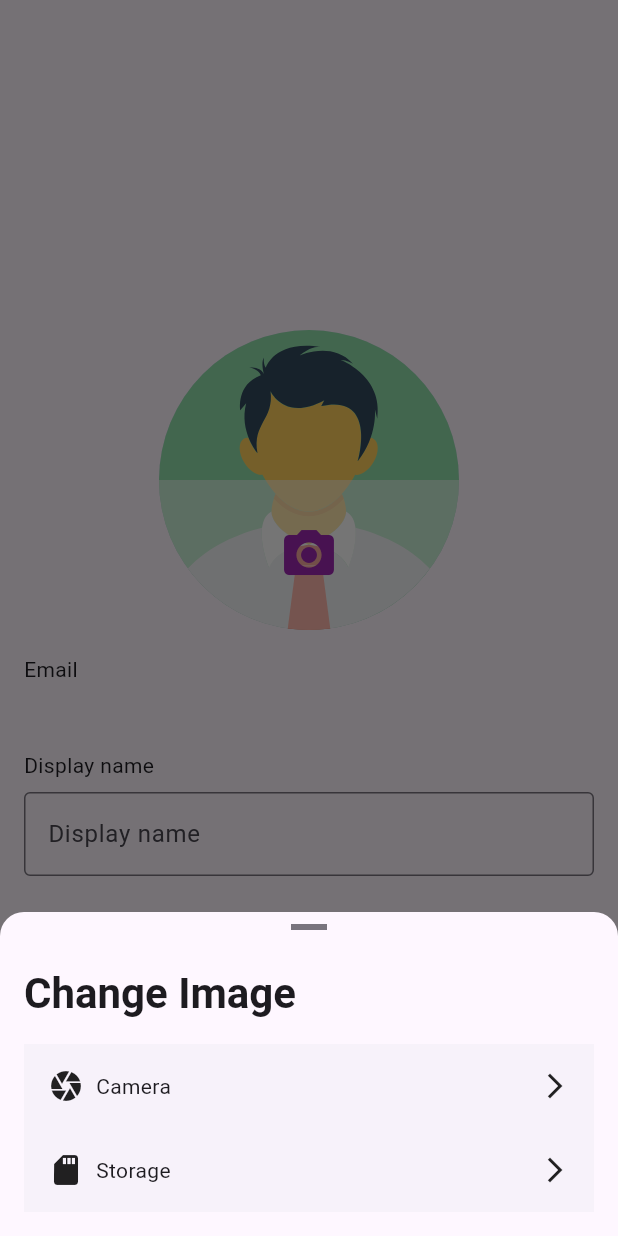
After one commit to Babak-Lotfalizadeh/messanger, a Flutter app: the MyProfilePage screen opened directly, after a tap on the "camera alt" icon, on a phone screen of 412 x 824 dp. The commit adds this screen. Run offline on Flutter 3.47's test engine with Material 2 defaults, Android fonts, the phone set to English and light mode, and no system bars; our stand-ins replace auto_size_text, cloud_firestore, cloud_functions, firebase_analytics, firebase_auth, firebase_core and 12 more; accounts and stored records are empty; generated files the repository leaves out were written again; network calls fail.

Commit message:
create fill user information page

```diff
--- a/lib/enums/routes.dart
+++ b/lib/constants/routes.dart
@@ -4,4 +4,5 @@ class Routes {
   static get contacts => "/contacts/";
   static get chats => "/chats/";
   static get users => "/users/";
+  static get userImages => "/user_images/";
 }
--- /dev/null
+++ b/lib/enums/loading_update_user_enum.dart
@@ -0,0 +1,4 @@
+enum LoadingUpdateUserEnum {
+  image,
+  save,
+}
--- /dev/null
+++ b/lib/enums/update_user_enum.dart
@@ -0,0 +1,3 @@
+enum UpdateUserEnum {
+  displayName,
+}
--- a/lib/firebase/firebase_core_service.dart
+++ b/lib/firebase/firebase_core_service.dart
@@ -7,6 +7,7 @@ import 'package:messenger/firebase/firebase_database_service.dart';
 import 'package:messenger/firebase/firebase_fire_store_service.dart';
 import 'package:messenger/firebase/firebase_function_service.dart';
 import 'package:messenger/firebase/firebase_messaging_service.dart';
+import 'package:messenger/firebase/firebase_storage_service.dart';
 import 'package:messenger/firebase_options.dart';
 
 class FirebaseCoreService {
@@ -24,6 +25,7 @@ class FirebaseCoreService {
     await _initDatabase();
     await _initFirebaseFireStore();
     await _initFunctions();
+    await _initStorage();
   }
 
   static _initAnalytics() => FirebaseAnalyticsService().init();
@@ -38,5 +40,7 @@ class FirebaseCoreService {
 
   static _initFunctions() => FirebaseFunctionService().init();
 
+  static _initStorage() => FirebaseStorageService().init();
+
   static _initMessaging() => FirebaseMessagingService.init();
 }
--- a/lib/firebase/firebase_fire_store_service.dart
+++ b/lib/firebase/firebase_fire_store_service.dart
@@ -1,6 +1,6 @@
 import 'package:cloud_firestore/cloud_firestore.dart';
 import 'package:firebase_auth/firebase_auth.dart';
-import 'package:messenger/enums/routes.dart';
+import 'package:messenger/constants/routes.dart';
 import 'package:messenger/view_model/chat_view_model.dart';
 import 'package:messenger/view_model/contact_view_model.dart';
 import 'package:messenger/view_model/user_view_model.dart';
--- /dev/null
+++ b/lib/firebase/firebase_storage_service.dart
@@ -0,0 +1,36 @@
+import 'dart:developer';
+import 'dart:io';
+
+import 'package:firebase_storage/firebase_storage.dart';
+import 'package:messenger/constants/routes.dart';
+
+class FirebaseStorageService {
+  static FirebaseStorage? storage;
+  static final FirebaseStorageService _instance =
+      FirebaseStorageService._internal();
+
+  factory FirebaseStorageService() {
+    return _instance;
+  }
+
+  FirebaseStorageService._internal();
+
+  Future<void> init() async {
+    storage = FirebaseStorage.instance;
+  }
+
+  Future<String?> upload({
+    required File file,
+    required String key,
+    String type = ".jpg",
+  }) async {
+    var ref = storage?.ref("${Routes.userImages}$key$type");
+    try {
+      var result = await ref?.putFile(file);
+      return result?.ref.getDownloadURL();
+    } on FirebaseException catch (e) {
+      log(e.toString(), error: e);
+    }
+    return null;
+  }
+}
--- /dev/null
+++ b/lib/providers/user_information_provider.dart
@@ -0,0 +1,61 @@
+import 'dart:io';
+
+import 'package:firebase_auth/firebase_auth.dart';
+import 'package:flutter/material.dart';
+import 'package:messenger/enums/loading_update_user_enum.dart';
+import 'package:messenger/enums/update_user_enum.dart';
+import 'package:messenger/firebase/firebase_authentication_service.dart';
+import 'package:messenger/firebase/firebase_storage_service.dart';
+
+class UserInformationProvider extends ChangeNotifier {
+  String? get photoUrl => _photoUrl;
+  String? _photoUrl;
+
+  User? get user => _user;
+  User? _user;
+
+  LoadingUpdateUserEnum? get loading => _loading;
+  LoadingUpdateUserEnum? _loading;
+
+  final TextEditingController displayNameController = TextEditingController();
+
+  void init() {
+    getUsers();
+  }
+
+  void getUsers() {
+    FirebaseAuthenticationService().auth?.userChanges().listen((event) {
+      _user = event;
+      displayNameController.text = _user?.displayName ?? "";
+      notifyListeners();
+    });
+  }
+
+  Future<void> editImage(File? file) async {
+    _loading = LoadingUpdateUserEnum.image;
+    notifyListeners();
+    await _upload(file);
+    _loading = null;
+    notifyListeners();
+  }
+
+  Future<void> save() async {
+    if (_loading != null) return;
+    if (displayNameController.text.isEmpty) {
+      throw Exception(UpdateUserEnum.displayName);
+    }
+
+    await FirebaseAuthenticationService().updateUserImage(_photoUrl);
+    await FirebaseAuthenticationService().updateUserDisplayName(
+      displayNameController.text,
+    );
+  }
+
+  Future<void> _upload(File? file) async {
+    var userId = FirebaseAuthenticationService().currentUser;
+    _photoUrl = await FirebaseStorageService().upload(
+      file: File(file?.path ?? ""),
+      key: userId?.uid ?? "",
+    );
+  }
+}
--- /dev/null
+++ b/lib/screens/my_profile_page.dart
@@ -0,0 +1,101 @@
+import 'package:flutter/material.dart';
+import 'package:messenger/constants/screen_values.dart';
+import 'package:messenger/enums/loading_update_user_enum.dart';
+import 'package:messenger/enums/update_user_enum.dart';
+import 'package:messenger/providers/user_information_provider.dart';
+import 'package:messenger/screens/splash_page.dart';
+import 'package:messenger/services/bottom_sheet_service.dart';
+import 'package:messenger/services/navigation_service.dart';
+import 'package:messenger/services/snack_bar_service.dart';
+import 'package:messenger/utilities/imports.dart';
+import 'package:messenger/widgets/bottom_sheet_change_image.dart';
+import 'package:messenger/widgets/teddy/text_field_widget.dart';
+import 'package:messenger/widgets/user/user_image_widget.dart';
+import 'package:provider/provider.dart';
+
+class MyProfilePage extends StatelessWidget {
+  const MyProfilePage({Key? key}) : super(key: key);
+
+  @override
+  Widget build(BuildContext context) {
+    var strings = AppLocalizations.of(context);
+
+    void editImage(UserInformationProvider userInformationProvider) {
+      BottomSheetService.show(
+        context: context,
+        title: strings?.changeImage ?? "",
+        builder: (_) => BottomSheetChangeImage(
+          onFilePicked: (file) {
+            if (file == null || userInformationProvider.loading != null) return;
+            userInformationProvider.editImage(file);
+          },
+        ),
+      );
+    }
+
+    return ChangeNotifierProvider(
+      create: (context) => UserInformationProvider()..init(),
+      child: Consumer<UserInformationProvider>(
+        builder: (context, provider, child) {
+          var user = provider.user;
+
+          if (user == null) {
+            return const CircularProgressIndicator();
+          }
+
+          return Scaffold(
+            body: Center(
+              child: Padding(
+                padding: const EdgeInsets.all(ScreenValues.paddingLarge),
+                child: Column(
+                  mainAxisSize: MainAxisSize.min,
+                  crossAxisAlignment: CrossAxisAlignment.start,
+                  children: [
+                    const SizedBox(width: double.infinity),
+                    Center(
+                      child: UserImageWidget(
+                        userImageAddress: provider.photoUrl ?? user.photoURL,
+                        loading:
+                            provider.loading == LoadingUpdateUserEnum.image,
+                        onEdit: () => editImage(provider),
+                      ),
+                    ),
+                    const SizedBox(height: ScreenValues.paddingLarge),
+                    Text(strings?.email ?? ""),
+                    const SizedBox(height: ScreenValues.paddingNormal),
+                    Text(user.email ?? ""),
+                    const SizedBox(height: ScreenValues.paddingLarge),
+                    Text(strings?.displayName ?? ""),
+                    const SizedBox(height: ScreenValues.paddingNormal),
+                    TextFieldWidget(
+                      hintText: strings?.displayName ?? "",
+                      controller: provider.displayNameController,
+                    ),
+                    Text(user.displayName ?? ""),
+                  ],
+                ),
+              ),
+            ),
+            floatingActionButton: FloatingActionButton(
+              child: provider.loading == LoadingUpdateUserEnum.save
+                  ? const CircularProgressIndicator()
+                  : const Icon(Icons.navigate_next_outlined),
+              onPressed: () {
+                provider.save().then((value) {
+                  NavigationService.pushAndReplace(const SplashPage());
+                }, onError: (ex) {
+                  if (ex == UpdateUserEnum.displayName) {
+                    SnackBarService.show(
+                      message: strings?.displayNameIsAMust,
+                      context: context,
+                    );
+                  }
+                });
+              },
+            ),
+          );
+        },
+      ),
+    );
+  }
+}
--- /dev/null
+++ b/lib/widgets/bottom_sheet_change_image.dart
@@ -0,0 +1,56 @@
+import 'dart:io';
+
+import 'package:flutter/material.dart';
+import 'package:image_picker/image_picker.dart';
+import 'package:messenger/providers/image_picker_provider.dart';
+import 'package:messenger/services/navigation_service.dart';
+import 'package:messenger/utilities/imports.dart';
+import 'package:messenger/widgets/setting/setting_item_card.dart';
+import 'package:provider/provider.dart';
+
+class BottomSheetChangeImage extends StatelessWidget {
+  final Function(File? file) onFilePicked;
+
+  const BottomSheetChangeImage({
+    required this.onFilePicked,
+    Key? key,
+  }) : super(key: key);
+
+  void _pick(BuildContext context, ImageSource imageSource) {
+    var provider = context.read<ImagePickerProvider>();
+    provider.pick(context: context, imageSource: imageSource).then((value) {
+      onFilePicked(value);
+      NavigationService.pop();
+    });
+  }
+
+  @override
+  Widget build(BuildContext context) {
+    var strings = AppLocalizations.of(context);
+
+    return ChangeNotifierProvider(
+      create: (context) => ImagePickerProvider(),
+      child: Consumer<ImagePickerProvider>(
+        builder: (context, imagePickerProvider, child) => Column(
+          mainAxisSize: MainAxisSize.min,
+          children: [
+            SettingItemCard(
+              title: strings?.camera ?? "",
+              iconData: Icons.camera,
+              lock: imagePickerProvider.loading != null,
+              loading: imagePickerProvider.loading == ImageSource.camera,
+              onClick: () => _pick(context, ImageSource.camera),
+            ),
+            SettingItemCard(
+              title: strings?.storage ?? "",
+              iconData: Icons.sd_storage,
+              lock: imagePickerProvider.loading != null,
+              loading: imagePickerProvider.loading == ImageSource.gallery,
+              onClick: () => _pick(context, ImageSource.gallery),
+            ),
+          ],
+        ),
+      ),
+    );
+  }
+}
--- a/lib/widgets/setting/setting_item_card.dart
+++ b/lib/widgets/setting/setting_item_card.dart
@@ -4,6 +4,8 @@ import 'package:messenger/constants/screen_values.dart';
 class SettingItemCard extends StatelessWidget {
   final String title;
   final String? value;
+  final bool loading;
+  final bool lock;
   final EdgeInsets? padding;
   final Widget? widgetValue;
   final IconData iconData;
@@ -14,6 +16,8 @@ class SettingItemCard extends StatelessWidget {
     required this.iconData,
     this.padding,
     this.value,
+    this.loading = false,
+    this.lock = false,
     this.widgetValue,
     this.onClick,
     Key? key,
@@ -22,7 +26,7 @@ class SettingItemCard extends StatelessWidget {
   @override
   Widget build(BuildContext context) {
     return InkWell(
-      onTap: onClick,
+      onTap: (lock || loading) ? null : onClick,
       child: Card(
         margin: EdgeInsets.zero,
         elevation: 0,
@@ -37,6 +41,10 @@ class SettingItemCard extends StatelessWidget {
               const SizedBox(width: ScreenValues.paddingNormal),
               Expanded(child: Text(title)),
               const SizedBox(width: ScreenValues.paddingNormal),
+              Visibility(
+                visible: !loading,
+                child: Row(
+                  children: [
                     Visibility(
                       visible: value != null,
                       child: Text(value ?? ""),
@@ -55,6 +63,17 @@ class SettingItemCard extends StatelessWidget {
                   ],
                 ),
               ),
+              Visibility(
+                visible: loading,
+                child: const SizedBox(
+                  width: ScreenValues.iconNormal,
+                  height: ScreenValues.iconNormal,
+                  child: CircularProgressIndicator(),
+                ),
+              ),
+            ],
+          ),
+        ),
       ),
     );
   }
--- a/lib/widgets/user/user_image_widget.dart
+++ b/lib/widgets/user/user_image_widget.dart
@@ -5,33 +5,72 @@ import 'package:messenger/enums/assets.dart';
 
 class UserImageWidget extends StatelessWidget {
   final String? userImageAddress;
+  final Function()? onEdit;
   final double? size;
+  final bool loading;
 
   const UserImageWidget({
     required this.userImageAddress,
+    this.onEdit,
     this.size,
+    this.loading = false,
     Key? key,
   }) : super(key: key);
 
   @override
   Widget build(BuildContext context) {
+    var widgetSize = size ?? ScreenValues.normalImageSize;
     Widget fallbackImage() => SvgPicture.asset(
           Assets.userMan.value,
-          width: size ?? ScreenValues.normalImageSize,
-          height: size ?? ScreenValues.normalImageSize,
+          width: widgetSize,
+          height: widgetSize,
         );
+    var borderRadius = BorderRadius.only(
+      bottomLeft: Radius.circular(widgetSize),
+      bottomRight: Radius.circular(widgetSize),
+    );
 
     return SizedBox(
-      width: size ?? ScreenValues.normalImageSize,
-      height: size ?? ScreenValues.normalImageSize,
-      child: CircleAvatar(
-        child: userImageAddress?.isNotEmpty == true
-            ? Image.network(
-                userImageAddress ?? "",
-                fit: BoxFit.cover,
-                errorBuilder: (context, error, stackTrace) => fallbackImage(),
-              )
-            : fallbackImage(),
+      width: widgetSize,
+      height: widgetSize,
+      child: Stack(
+        alignment: Alignment.bottomCenter,
+        children: [
+          SizedBox(
+            width: widgetSize,
+            height: widgetSize,
+            child: CircleAvatar(
+              foregroundImage: userImageAddress?.isNotEmpty == true
+                  ? NetworkImage(
+                      userImageAddress ?? "",
+                    )
+                  : null,
+              child: fallbackImage(),
+            ),
+          ),
+          Visibility(
+            visible: onEdit != null,
+            child: InkWell(
+              onTap: loading ? null : onEdit,
+              borderRadius: borderRadius,
+              child: Container(
+                width: widgetSize,
+                height: (widgetSize) * 0.5,
+                decoration: BoxDecoration(
+                  borderRadius: borderRadius,
+                  color: Colors.white.withOpacity(0.5),
+                ),
+                child: loading
+                    ? const Center(child: CircularProgressIndicator())
+                    : Icon(
+                        Icons.camera_alt,
+                        size: widgetSize * 0.2,
+                        color: Theme.of(context).primaryColor,
+                      ),
+              ),
+            ),
+          ),
+        ],
       ),
     );
   }
```
Also changed, not shown: l10n/app_en.arb (+7 -1 lines), l10n/app_fa.arb (+8 -1 lines), lib/firebase/firebase_authentication_service.dart (+16 -0 lines), lib/providers/image_picker_provider.dart (added, +66 -0 lines), lib/providers/splash_provider.dart (+7 -1 lines), lib/widgets/chat/indicator_widget.dart (+4 -3 lines), lib/widgets/user/user_widget.dart (+17 -3 lines), pubspec.yaml (+5 -2 lines), pubspec.lock, 5 other files. Lines whose indentation alone changed are shown as unchanged.
